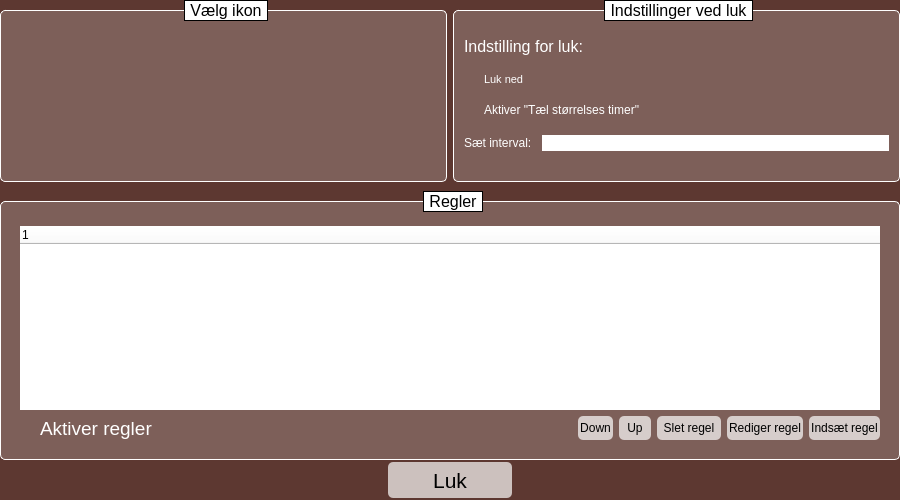
Before: the Qt Designer form settingswindow.ui in Cannabis2013/FileMover, drawn with Qt 5.
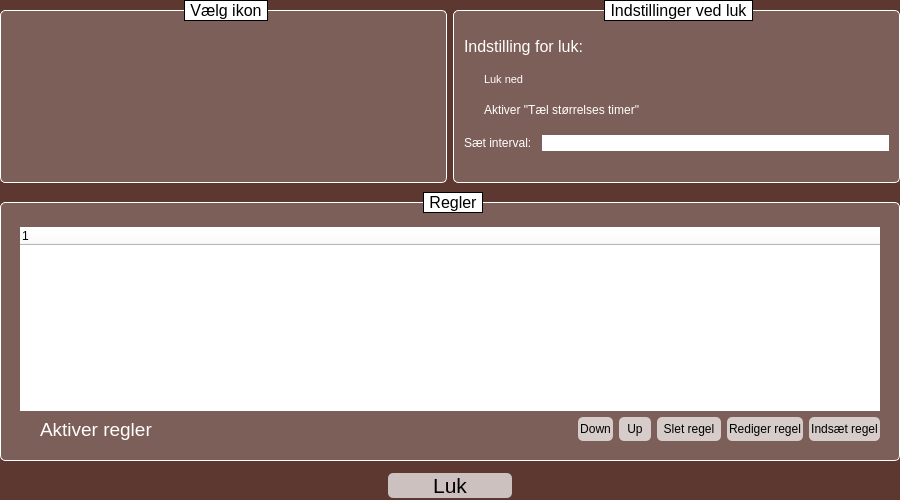
After: the same form once the commit is applied.

Diff of the .ui file:
```diff
--- a/settingswindow.ui
+++ b/settingswindow.ui
@@ -175,7 +175,7 @@
            <x>0</x>
            <y>0</y>
            <width>900</width>
-           <height>458</height>
+           <height>460</height>
           </rect>
          </property>
          <property name="mouseTracking">
@@ -707,6 +707,12 @@
       </item>
       <item>
        <layout class="QHBoxLayout" name="horizontalLayout_7">
+        <property name="spacing">
+         <number>0</number>
+        </property>
+        <property name="topMargin">
+         <number>10</number>
+        </property>
         <item>
          <spacer name="horizontalSpacer_4">
           <property name="orientation">
@@ -734,7 +740,7 @@
           <property name="minimumSize">
            <size>
             <width>128</width>
-            <height>40</height>
+            <height>20</height>
            </size>
           </property>
           <property name="font">
```
